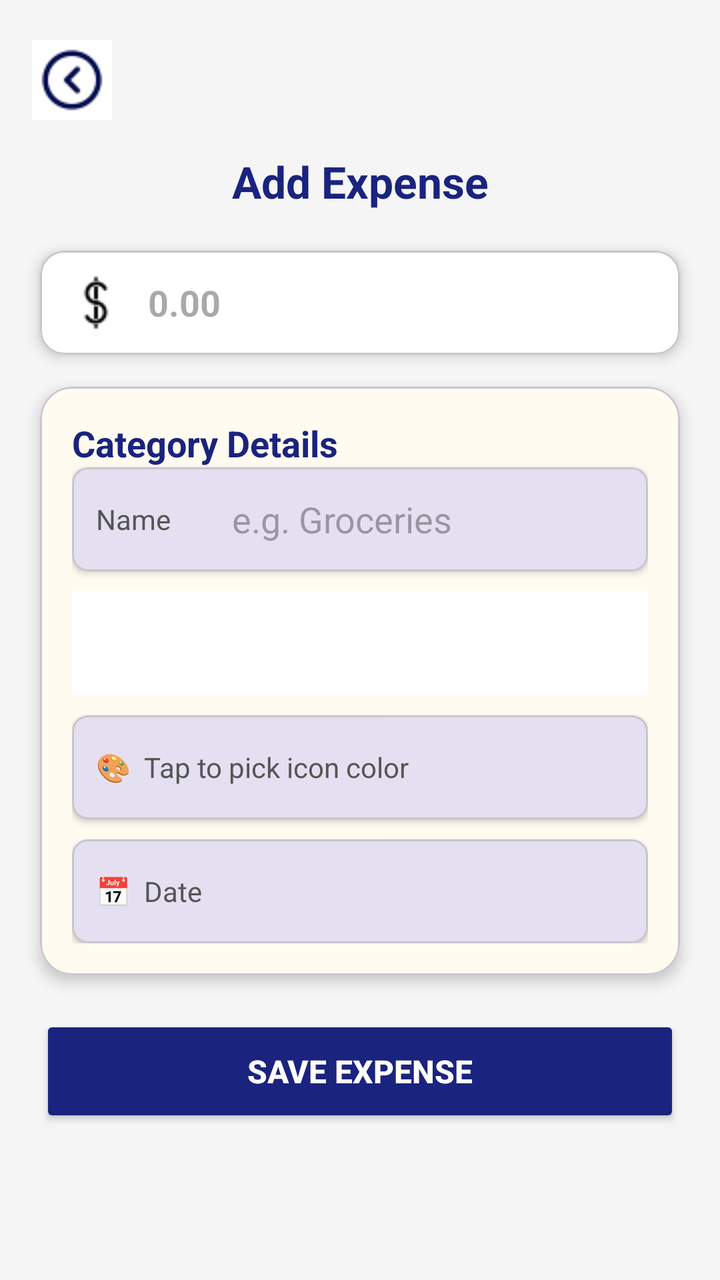
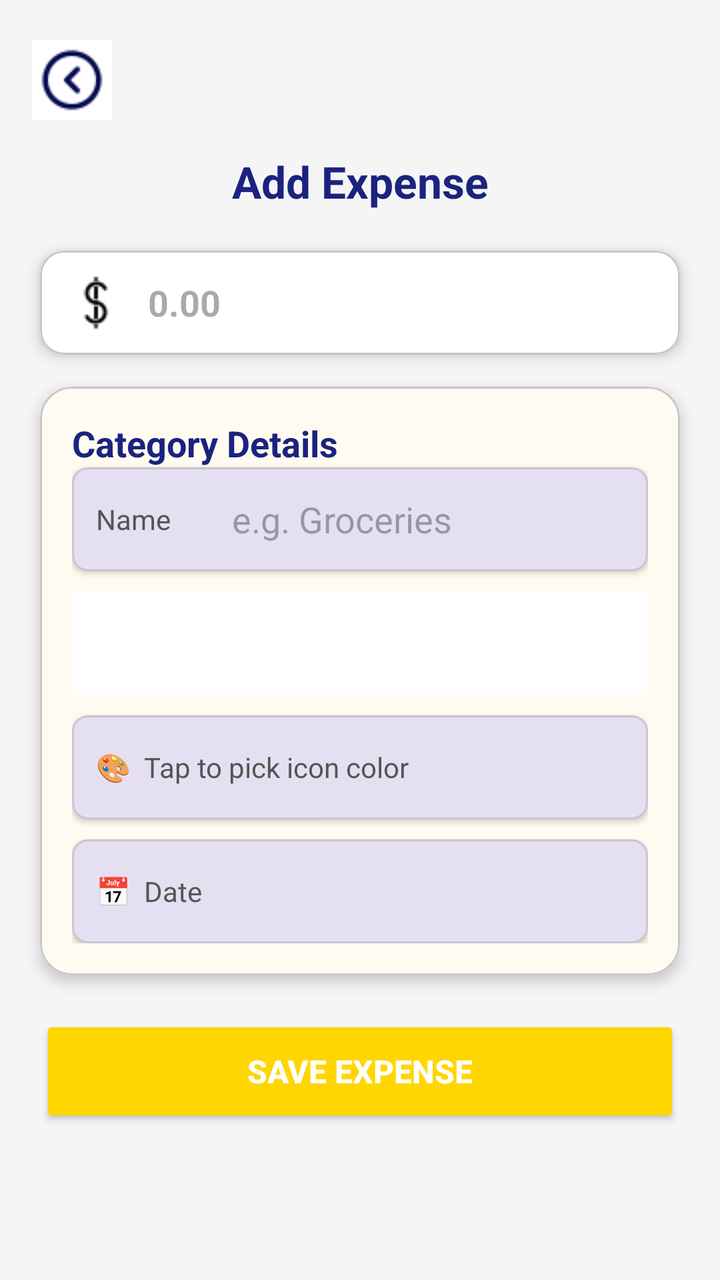

Compare the two renders of this Android layout. The source of the first and the diff that turns it into the second are given below.
<!-- AndroidManifest.xml: application theme Theme.ExpenseFlow -->
<!-- res/layout/activity_add_expenses.xml -->
<?xml version="1.0" encoding="utf-8"?>
<androidx.constraintlayout.widget.ConstraintLayout xmlns:android="http://schemas.android.com/apk/res/android"
    xmlns:app="http://schemas.android.com/apk/res-auto"
    xmlns:tools="http://schemas.android.com/tools"
    android:id="@+id/main"
    android:layout_width="match_parent"
    android:layout_height="match_parent"
    android:background="#F5F5F5"
    tools:context=".AddExpenses">

    
    <ImageButton
        android:id="@+id/back_icon"
        android:layout_width="40dp"
        android:layout_height="40dp"
        app:layout_constraintTop_toTopOf="parent"
        app:layout_constraintStart_toStartOf="parent"
        android:src="@drawable/back"
        android:background="@color/white"
        android:padding="8dp"
        android:layout_marginTop="20dp"
        android:layout_marginStart="16dp"
        android:contentDescription="Back" />

    
    <TextView
        android:layout_width="wrap_content"
        android:layout_height="wrap_content"
        android:id="@+id/add_expenses"
        app:layout_constraintStart_toStartOf="parent"
        app:layout_constraintEnd_toEndOf="parent"
        app:layout_constraintTop_toBottomOf="@id/back_icon"
        android:text="Add Expense"
        android:textSize="22sp"
        android:textStyle="bold"
        android:textColor="#1A237E"
        android:layout_marginTop="16dp" />

    
    <com.google.android.material.card.MaterialCardView
        android:layout_width="match_parent"
        android:layout_height="52dp"
        android:id="@+id/card_3"
        app:layout_constraintTop_toBottomOf="@id/add_expenses"
        app:layout_constraintStart_toStartOf="parent"
        app:cardCornerRadius="12dp"
        app:cardElevation="4dp"
        android:layout_marginStart="20dp"
        android:layout_marginEnd="20dp"
        android:layout_marginTop="20dp">

        <androidx.constraintlayout.widget.ConstraintLayout
            android:layout_width="match_parent"
            android:layout_height="match_parent"
            android:background="@color/white">

            <ImageView
                android:id="@+id/doller"
                android:layout_width="wrap_content"
                android:layout_height="wrap_content"
                app:layout_constraintTop_toTopOf="parent"
                app:layout_constraintStart_toStartOf="parent"
                app:layout_constraintBottom_toBottomOf="parent"
                android:src="@drawable/dollor"
                android:layout_marginStart="12dp"
                android:contentDescription="Dollar" />

            <EditText
                android:layout_width="0dp"
                android:layout_height="match_parent"
                android:id="@+id/enter_expenses"
                android:inputType="numberDecimal"
                android:hint="0.00"
                app:layout_constraintTop_toTopOf="parent"
                app:layout_constraintStart_toEndOf="@id/doller"
                app:layout_constraintEnd_toEndOf="parent"
                android:padding="10dp"
                android:background="@null"
                android:textSize="18sp"
                android:textStyle="bold"
                android:textColor="#1A237E" />

        </androidx.constraintlayout.widget.ConstraintLayout>
    </com.google.android.material.card.MaterialCardView>

    
    <com.google.android.material.card.MaterialCardView
        android:id="@+id/card_4"
        android:layout_width="match_parent"
        android:layout_height="wrap_content"
        app:layout_constraintStart_toStartOf="parent"
        app:layout_constraintEnd_toEndOf="parent"
        app:layout_constraintTop_toBottomOf="@id/card_3"
        android:layout_marginTop="16dp"
        android:layout_marginStart="20dp"
        android:layout_marginEnd="20dp"
        app:cardElevation="4dp"
        app:cardCornerRadius="16dp">

        <androidx.constraintlayout.widget.ConstraintLayout
            android:layout_width="match_parent"
            android:layout_height="wrap_content"
            android:padding="16dp"
            android:background="#FFFBF0">

            <TextView
                android:id="@+id/create_category"
                android:layout_width="wrap_content"
                android:layout_height="wrap_content"
                app:layout_constraintTop_toTopOf="parent"
                app:layout_constraintStart_toStartOf="parent"
                android:text="Category Details"
                android:textStyle="bold"
                android:textSize="18sp"
                android:textColor="#1A237E"
                android:layout_marginBottom="12dp"
                app:layout_constraintBottom_toTopOf="@id/category_name" />

            
            <com.google.android.material.card.MaterialCardView
                android:id="@+id/category_name"
                android:layout_width="match_parent"
                android:layout_height="52dp"
                app:layout_constraintStart_toStartOf="parent"
                app:layout_constraintEnd_toEndOf="parent"
                app:layout_constraintTop_toBottomOf="@id/create_category"
                app:cardCornerRadius="8dp"
                app:cardElevation="2dp">

                <androidx.constraintlayout.widget.ConstraintLayout
                    android:layout_width="match_parent"
                    android:layout_height="match_parent">

                    <TextView
                        android:id="@+id/category_name_name"
                        android:layout_width="70dp"
                        android:layout_height="match_parent"
                        android:gravity="center_vertical"
                        android:paddingStart="12dp"
                        android:text="Name"
                        android:textColor="#555555"
                        android:textSize="14sp"
                        app:layout_constraintStart_toStartOf="parent"
                        app:layout_constraintTop_toTopOf="parent"
                        app:layout_constraintBottom_toBottomOf="parent" />

                    <EditText
                        android:id="@+id/enter_category_name"
                        android:layout_width="0dp"
                        android:layout_height="match_parent"
                        app:layout_constraintStart_toEndOf="@id/category_name_name"
                        app:layout_constraintEnd_toEndOf="parent"
                        app:layout_constraintTop_toTopOf="parent"
                        app:layout_constraintBottom_toBottomOf="parent"
                        android:inputType="text"
                        android:hint="e.g. Groceries"
                        android:background="@null"
                        android:padding="10dp" />

                </androidx.constraintlayout.widget.ConstraintLayout>
            </com.google.android.material.card.MaterialCardView>

            
            <Spinner
                android:layout_width="match_parent"
                android:layout_height="52dp"
                android:id="@+id/category_spinner"
                app:layout_constraintTop_toBottomOf="@id/category_name"
                app:layout_constraintStart_toStartOf="parent"
                app:layout_constraintEnd_toEndOf="parent"
                android:layout_marginTop="10dp"
                android:prompt="@string/category"
                android:background="@color/white" />

            
            <com.google.android.material.card.MaterialCardView
                android:id="@+id/color_1"
                android:layout_width="match_parent"
                android:layout_height="52dp"
                app:layout_constraintStart_toStartOf="parent"
                app:layout_constraintEnd_toEndOf="parent"
                app:layout_constraintTop_toBottomOf="@id/category_spinner"
                android:layout_marginTop="10dp"
                app:cardElevation="2dp"
                app:cardCornerRadius="8dp">

                <TextView
                    android:layout_width="match_parent"
                    android:layout_height="match_parent"
                    android:gravity="center_vertical"
                    android:paddingStart="12dp"
                    android:text="🎨  Tap to pick icon color"
                    android:textColor="#555555"
                    android:textSize="14sp" />
            </com.google.android.material.card.MaterialCardView>

            
            <com.google.android.material.card.MaterialCardView
                android:id="@+id/date"
                android:layout_width="match_parent"
                android:layout_height="52dp"
                app:layout_constraintStart_toStartOf="parent"
                app:layout_constraintEnd_toEndOf="parent"
                app:layout_constraintTop_toBottomOf="@id/color_1"
                android:layout_marginTop="10dp"
                app:cardElevation="2dp"
                app:cardCornerRadius="8dp">

                <TextView
                    android:id="@+id/date_text"
                    android:layout_width="match_parent"
                    android:layout_height="match_parent"
                    android:gravity="center_vertical"
                    android:paddingStart="12dp"
                    android:text="📅  Date"
                    android:textColor="#555555"
                    android:textSize="14sp" />
            </com.google.android.material.card.MaterialCardView>

        </androidx.constraintlayout.widget.ConstraintLayout>
    </com.google.android.material.card.MaterialCardView>

    
    <Button
        android:id="@+id/save_button"
        android:layout_width="match_parent"
        android:layout_height="56dp"
        android:layout_marginEnd="20dp"
        android:layout_marginStart="20dp"
        android:layout_marginTop="20dp"
        android:textColor="@color/white"
        android:textSize="16sp"
        android:textStyle="bold"
        android:backgroundTint="#1A237E"
        app:layout_constraintTop_toBottomOf="@id/card_4"
        app:layout_constraintStart_toStartOf="parent"
        app:layout_constraintEnd_toEndOf="parent"
        android:text="Save Expense" />

</androidx.constraintlayout.widget.ConstraintLayout>
<!-- resources referenced by this layout -->
<resources>
  <color name="white">#FFFFFFFF</color>
  <!-- drawable back: png bitmap (drawable, 1265 bytes) -->
  <!-- drawable dollor: png bitmap (drawable, 519 bytes) -->
  <string name="category">Select a Category</string>
  <style name="Theme.ExpenseFlow" parent="Base.Theme.ExpenseFlow" />
  <style name="Base.Theme.ExpenseFlow" parent="Theme.Material3.DayNight.NoActionBar">
          <item name="colorPrimary">#1A237E</item>
          <item name="colorPrimaryVariant">#283593</item>
          <item name="colorOnPrimary">@color/white</item>
          <item name="colorSecondary">#FF6202</item>
          <item name="colorOnSecondary">@color/white</item>
      </style>
</resources>

<!-- the commit's change to res/layout/activity_add_expenses.xml (unified diff, before → after) -->
@@ -231,7 +231,7 @@
         android:textColor="@color/white"
         android:textSize="16sp"
         android:textStyle="bold"
-        android:backgroundTint="#1A237E"
+        android:backgroundTint="#FFD600"
         app:layout_constraintTop_toBottomOf="@id/card_4"
         app:layout_constraintStart_toStartOf="parent"
         app:layout_constraintEnd_toEndOf="parent"
